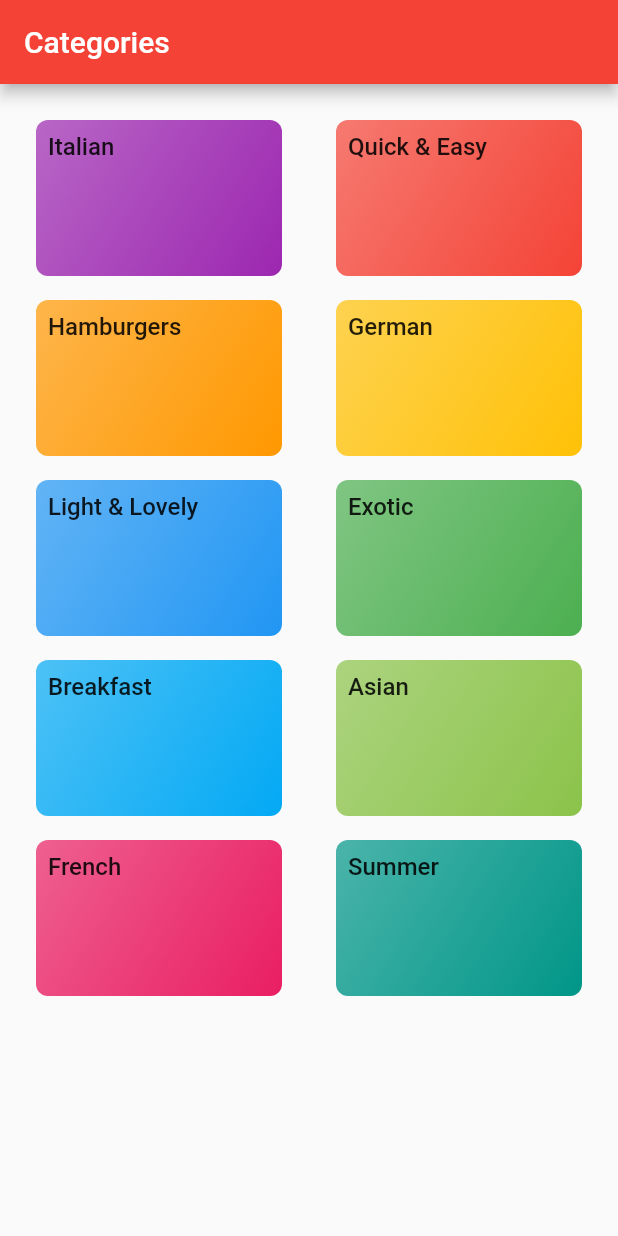
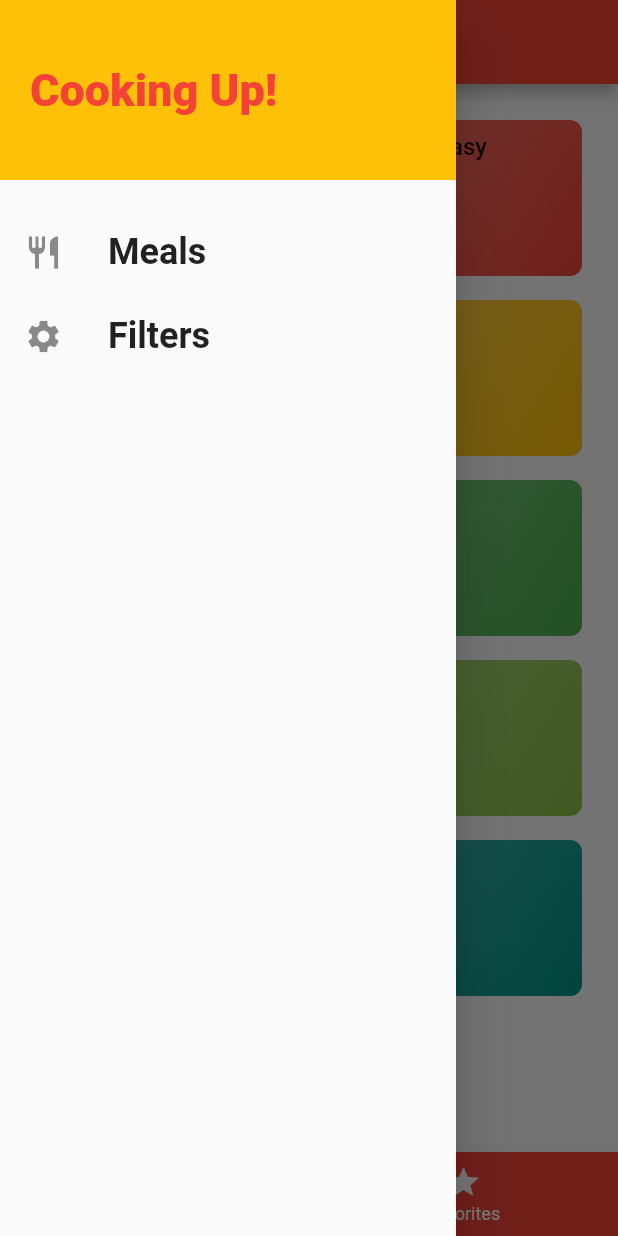
Before and after one commit to jalalazimi/meals_flutter_app, a Flutter app: the screen it shows after launch, with the side drawer open (before the commit the screen has no drawer), on a phone screen of 412 x 824 dp. Run offline on Flutter 3.47's test engine with Material 2 defaults, Android fonts, the phone set to English and light mode, and no system bars; Roboto replaces fonts that are missing (RobotoCondensed).

Commit message:
feat: add drawer and tab bar

```diff
--- a/lib/main.dart
+++ b/lib/main.dart
@@ -1,7 +1,10 @@
 import 'package:flutter/material.dart';
+import 'package:meals/screens/tabs_screen.dart';
+import 'screens/favorites_screen.dart';
 import 'screens/categories_screen.dart';
 import 'screens/category_meals_screen.dart';
 import 'screens/meal_detail_screen.dart';
+import 'screens/filters_screen.dart';
 
 void main() {
   runApp(MyApp());
@@ -16,12 +19,15 @@ class MyApp extends StatelessWidget {
       title: 'Daily Meals',
       theme: ThemeData(
         primarySwatch: Colors.red,
+        accentColor: Colors.amber,
         visualDensity: VisualDensity.adaptivePlatformDensity,
       ),
       routes: {
-        '/': (ctx) => CategoriesScreen(),
+        '/': (ctx) => TabsScreen(),
         CategoriesMealsScreen.routeName: (ctx) => CategoriesMealsScreen(),
-        MealDetailScreen.routeName: (ctx) => MealDetailScreen()
+        MealDetailScreen.routeName: (ctx) => MealDetailScreen(),
+        FavoritesScreen.routeName: (ctx) => FavoritesScreen(),
+        FiltersScreen.routeName: (ctx) => FiltersScreen(),
       },
       onGenerateRoute: (settings) {
         print(settings.arguments);
--- a/lib/screens/categories_screen.dart
+++ b/lib/screens/categories_screen.dart
@@ -6,11 +6,7 @@ import '../widgets/category_item.dart';
 class CategoriesScreen extends StatelessWidget {
   @override
   Widget build(BuildContext context) {
-    return Scaffold(
-      appBar: AppBar(
-        title: Text('Categories'),
-      ),
-      body: GridView(
+    return GridView(
       padding: const EdgeInsets.all(16),
       children: DUMMY_CATEGORIES.map((d) {
         return CategoriesItem(d.title, d.color, d.id);
@@ -19,7 +15,6 @@ class CategoriesScreen extends StatelessWidget {
           maxCrossAxisExtent: 200,
           childAspectRatio: 3 / 2,
           crossAxisSpacing: 20),
-      ),
     );
   }
 }
--- /dev/null
+++ b/lib/screens/favorites_screen.dart
@@ -0,0 +1,10 @@
+import 'package:flutter/material.dart';
+
+class FavoritesScreen extends StatelessWidget {
+  static const routeName = '/favorites';
+
+  @override
+  Widget build(BuildContext context) {
+    return Container();
+  }
+}
--- /dev/null
+++ b/lib/screens/filters_screen.dart
@@ -0,0 +1,20 @@
+import 'package:flutter/material.dart';
+
+import '../widgets/drawer.dart';
+
+class FiltersScreen extends StatelessWidget {
+  static const routeName = '/filters';
+
+  @override
+  Widget build(BuildContext context)   {
+    return Scaffold(
+      appBar: AppBar(
+        title: Text('Your Filters'),
+      ),
+      drawer: MainDrawer(),
+      body: Center(
+        child: Text('Filters!'),
+      ),
+    );
+  }
+}
--- /dev/null
+++ b/lib/screens/tabs_screen.dart
@@ -0,0 +1,47 @@
+import 'package:flutter/material.dart';
+import './categories_screen.dart';
+import './favorites_screen.dart';
+import '../widgets/drawer.dart';
+
+class TabsScreen extends StatefulWidget {
+  @override
+  _TabsScreenState createState() => _TabsScreenState();
+}
+
+class _TabsScreenState extends State<TabsScreen> {
+  final List<Map<String, Object>> _pages = [
+    {'page': CategoriesScreen(), 'title': 'Categories'},
+    {'page': FavoritesScreen(), 'title': 'Favorites'},
+  ];
+  int _selectedIndex = 0;
+
+  void _selectIndex(int index) {
+    setState(() {
+      _selectedIndex = index;
+    });
+  }
+
+  @override
+  Widget build(BuildContext context) {
+    return Scaffold(
+      appBar: AppBar(
+        title: Text(_pages[_selectedIndex]['title']),
+      ),
+      body: _pages[_selectedIndex]['page'],
+      drawer: MainDrawer(),
+      bottomNavigationBar: BottomNavigationBar(
+        backgroundColor: Theme.of(context).primaryColor,
+        unselectedItemColor: Colors.white,
+        selectedItemColor: Theme.of(context).accentColor,
+        currentIndex: _selectedIndex,
+        onTap: _selectIndex,
+        items: [
+          BottomNavigationBarItem(
+              icon: Icon(Icons.category), title: Text('Categories')),
+          BottomNavigationBarItem(
+              icon: Icon(Icons.star), title: Text('Favorites'))
+        ],
+      ),
+    );
+  }
+}
--- /dev/null
+++ b/lib/widgets/drawer.dart
@@ -0,0 +1,56 @@
+import 'package:flutter/material.dart';
+
+import '../screens/filters_screen.dart';
+
+class MainDrawer extends StatelessWidget {
+  Widget buildListTile(String title, IconData icon, Function tapHandler) {
+    return ListTile(
+      leading: Icon(
+        icon,
+        size: 26,
+      ),
+      title: Text(
+        title,
+        style: TextStyle(
+          fontFamily: 'RobotoCondensed',
+          fontSize: 24,
+          fontWeight: FontWeight.bold,
+        ),
+      ),
+      onTap: tapHandler,
+    );
+  }
+
+  @override
+  Widget build(BuildContext context) {
+    return Drawer(
+      child: Column(
+        children: <Widget>[
+          Container(
+            height: 120,
+            width: double.infinity,
+            padding: EdgeInsets.all(20),
+            alignment: Alignment.centerLeft,
+            color: Theme.of(context).accentColor,
+            child: Text(
+              'Cooking Up!',
+              style: TextStyle(
+                  fontWeight: FontWeight.w900,
+                  fontSize: 30,
+                  color: Theme.of(context).primaryColor),
+            ),
+          ),
+          SizedBox(
+            height: 20,
+          ),
+          buildListTile('Meals', Icons.restaurant, () {
+            Navigator.of(context).pushReplacementNamed('/');
+          }),
+          buildListTile('Filters', Icons.settings, () {
+            Navigator.of(context).pushReplacementNamed(FiltersScreen.routeName);
+          }),
+        ],
+      ),
+    );
+  }
+}
```
Lines whose indentation alone changed are shown as unchanged.
